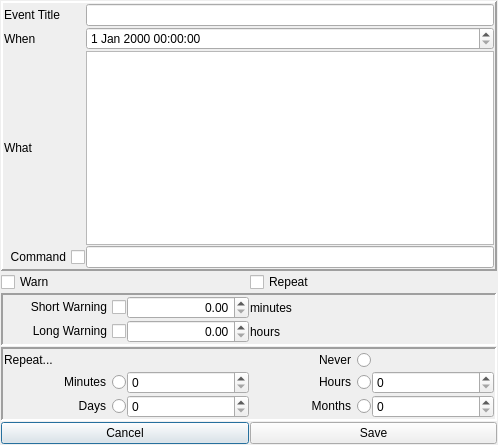
The window that ui/item-edit.ui (berndhs/souffleur) describes before a commit, drawn with Qt 5.
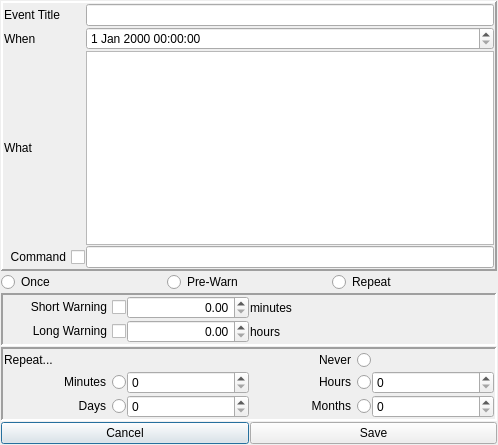
The same window after the commit. Icons and pictures are not drawn.

Commit message: from preceding commit, warn and repeat mutually exclusive

What changed in the file:
```diff
--- a/ui/item-edit.ui
+++ b/ui/item-edit.ui
@@ -103,14 +103,24 @@
    <item row="1" column="0" colspan="2">
     <layout class="QHBoxLayout" name="horizontalLayout">
      <item>
-      <widget class="QCheckBox" name="warnCheck">
+      <widget class="QRadioButton" name="onceCheck">
        <property name="text">
-        <string>Warn</string>
+        <string>Once</string>
        </property>
       </widget>
      </item>
      <item>
-      <widget class="QCheckBox" name="repeatCheck">
+      <widget class="QRadioButton" name="warnCheck">
+       <property name="text">
+        <string>Pre-Warn</string>
+       </property>
+       <attribute name="buttonGroup">
+        <string>warnOrRepeatGroup</string>
+       </attribute>
+      </widget>
+     </item>
+     <item>
+      <widget class="QRadioButton" name="repeatCheck">
        <property name="text">
         <string>Repeat</string>
        </property>
```
Left out of the diff: 7 changed lines with no effect on the pictures. The commit also changes 1 other file.
